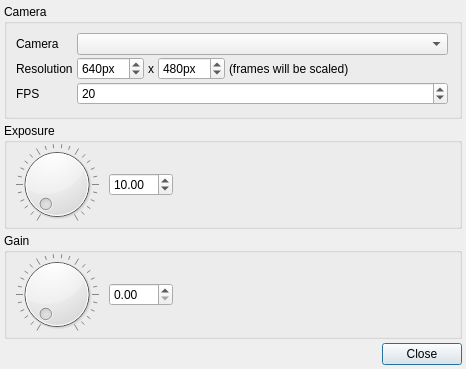
This is src/modules/genericcamera/genericcamerasettingsdialog.ui in syntalos/syntalos as Qt 5 draws it before an edit. The edited form follows.
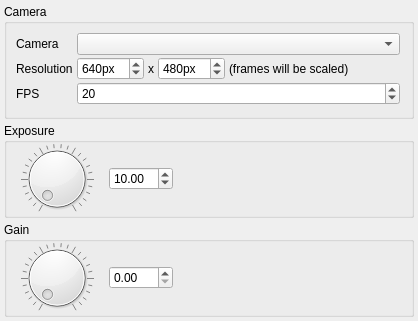
This is the edited form.

Commit message: gcamera: Adjust to follow the new module API

Diff of the .ui file:
```diff
--- a/src/modules/genericcamera/genericcamerasettingsdialog.ui
+++ b/src/modules/genericcamera/genericcamerasettingsdialog.ui
@@ -6,8 +6,8 @@
    <rect>
     <x>0</x>
     <y>0</y>
-    <width>466</width>
-    <height>369</height>
+    <width>418</width>
+    <height>321</height>
    </rect>
   </property>
   <property name="windowTitle">
@@ -312,16 +312,6 @@
      </layout>
     </widget>
    </item>
-   <item>
-    <widget class="QDialogButtonBox" name="buttonBox">
-     <property name="orientation">
-      <enum>Qt::Horizontal</enum>
-     </property>
-     <property name="standardButtons">
-      <set>QDialogButtonBox::Close</set>
-     </property>
-    </widget>
-   </item>
   </layout>
  </widget>
  <resources/>
```
Left out of the diff: 19 changed lines with no effect on the pictures. The commit also changes 2 other files.
